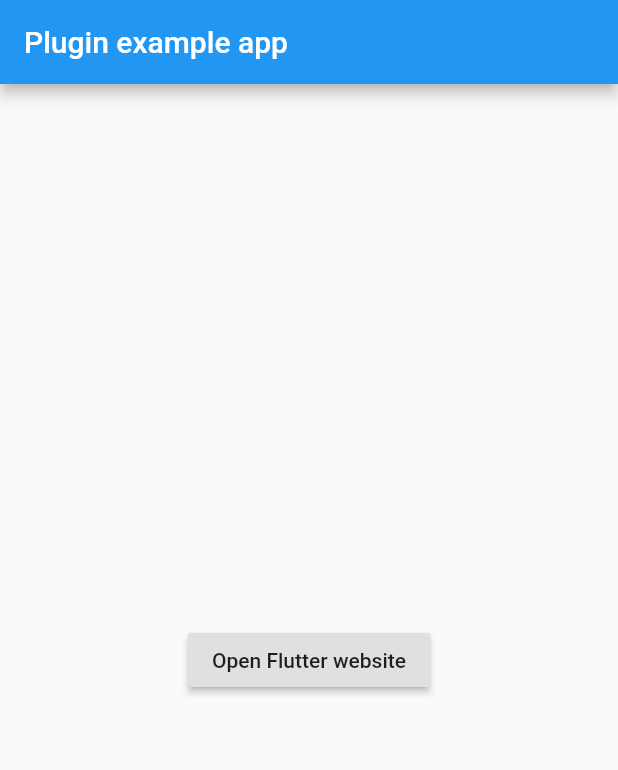
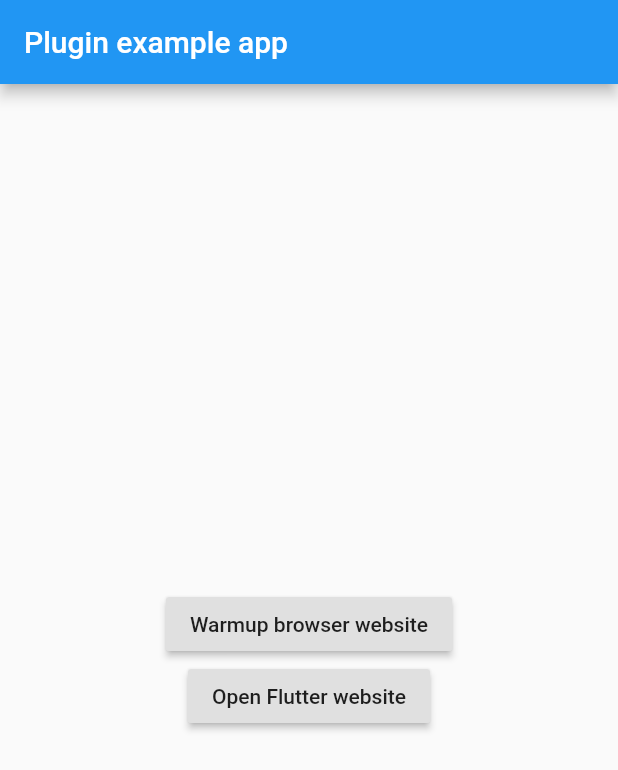
Before and after one commit to victorbonnet/flutter_web_browser, a Flutter app: the screen it shows after launch, on a phone screen of 412 x 824 dp. Shown: the top 770 px of the screen. Run offline on Flutter 3.47's test engine with Material 2 defaults, Android fonts, the phone set to English and light mode, and no system bars.

Commit message:
Add warmup support for custom tabs

```diff
--- a/example/lib/main.dart
+++ b/example/lib/main.dart
@@ -30,6 +30,10 @@ class _MyAppState extends State<MyApp> {
             mainAxisSize: MainAxisSize.min,
             children: <Widget>[
               RaisedButton(
+                onPressed: () => FlutterWebBrowser.warmup(),
+                child: new Text('Warmup browser website'),
+              ),
+              RaisedButton(
                 onPressed: () => openBrowserTab(),
                 child: new Text('Open Flutter website'),
               ),
--- a/lib/flutter_web_browser.dart
+++ b/lib/flutter_web_browser.dart
@@ -38,6 +38,10 @@ class FlutterWebBrowser {
   static const MethodChannel _channel =
       const MethodChannel('flutter_web_browser');
 
+  static Future<bool> warmup() {
+    return _channel.invokeMethod<bool>('warmup');
+  }
+
   static Future<dynamic> openWebPage({
     String url,
     Color androidToolbarColor,
```
Also changed, not shown: 2 other files.
